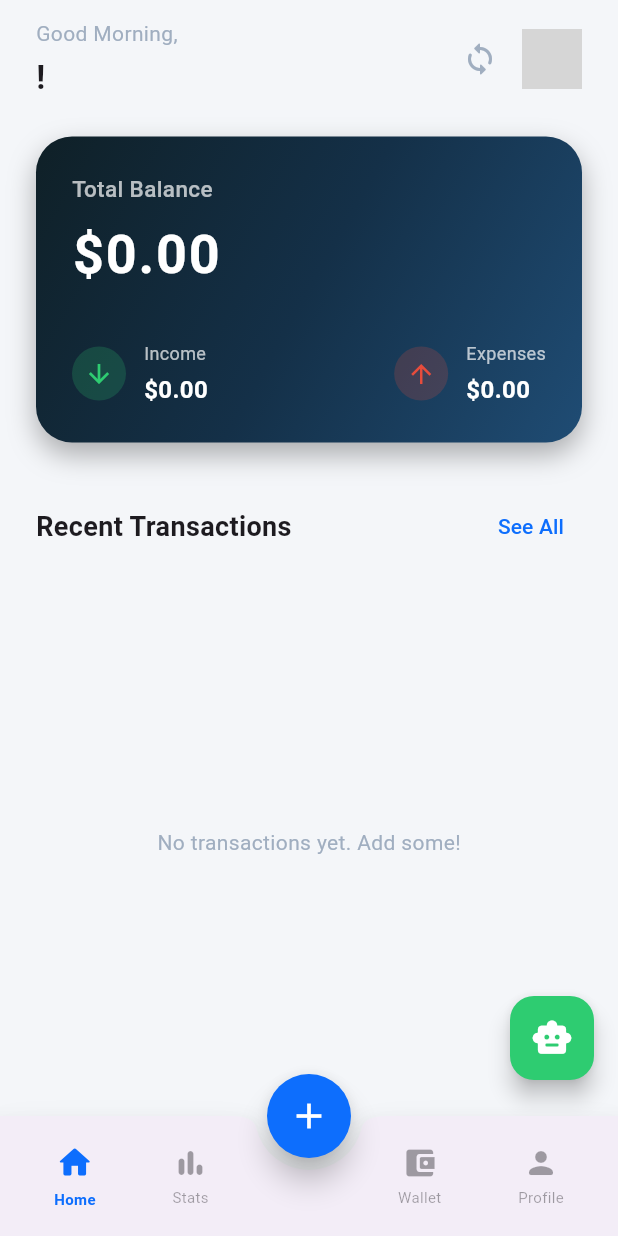
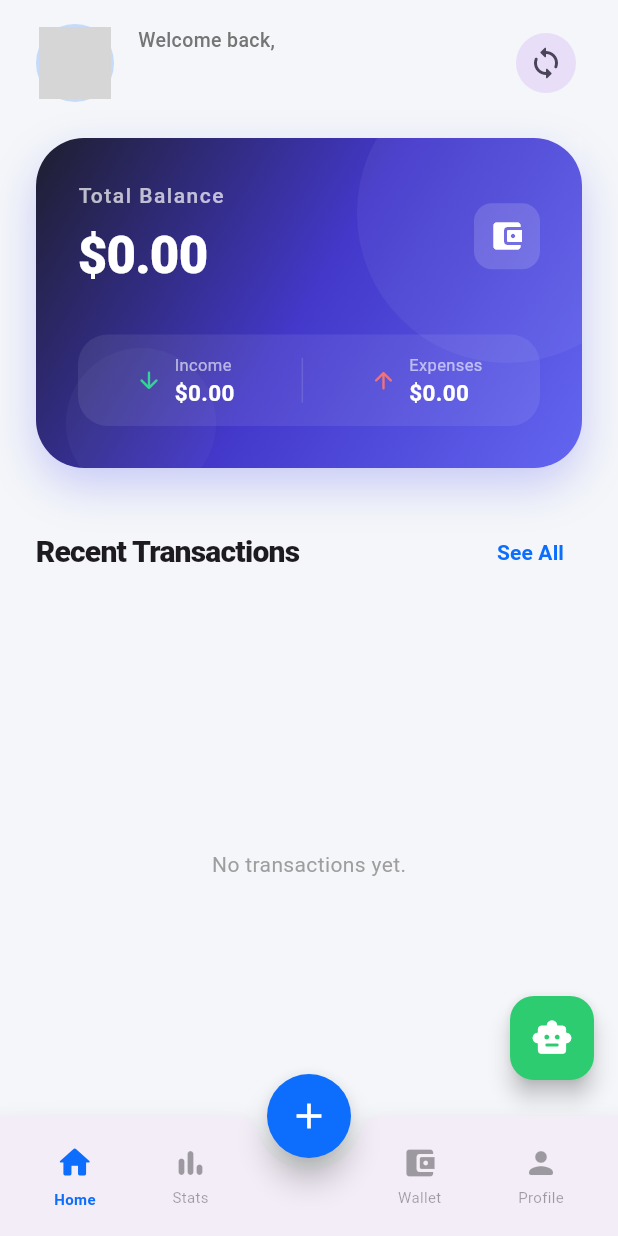
Before and after one commit to HugoExp1311/FinancialFlutter1, a Flutter app: the screen it shows once a user with an empty profile is signed in, on a phone screen of 412 x 824 dp. Run offline on Flutter 3.47's test engine with Material 3 defaults, Android fonts, the phone set to English and light mode, and no system bars; our stand-ins replace equatable, flutter_dotenv, flutter_markdown, flutter_riverpod, image_picker, isar_community and 2 more; missing offline and left inert: window_manager; accounts and stored records are empty; generated files the repository leaves out were written again; network calls fail; grey boxes are pictures that could not be loaded.

Commit message:
Update UI Home

```diff
--- a/app/lib/presentation/screens/home_screen.dart
+++ b/app/lib/presentation/screens/home_screen.dart
@@ -1,6 +1,6 @@
 import 'package:flutter/material.dart';
 import 'package:flutter_riverpod/flutter_riverpod.dart';
-import 'package:supabase_flutter/supabase_flutter.dart'; // Đã thêm import này
+import 'package:supabase_flutter/supabase_flutter.dart';
 import '../theme/app_theme.dart';
 import '../widgets/balance_card.dart';
 import '../widgets/transaction_item.dart';
@@ -13,42 +13,46 @@ class HomeScreen extends ConsumerWidget {
 
   @override
   Widget build(BuildContext context, WidgetRef ref) {
-    return SafeArea(
-      child: Padding(
-        padding: const EdgeInsets.symmetric(horizontal: 24.0, vertical: 12.0),
-        child: Column(
-          crossAxisAlignment: CrossAxisAlignment.start,
-          children: [
-            _buildAppBar(context, ref), // Header giờ sẽ đọc trực tiếp từ DB
-            const SizedBox(height: 24),
-            const BalanceCard(),
-            const SizedBox(height: 32),
-            Row(
+    return Scaffold(
+      backgroundColor: Theme.of(context).scaffoldBackgroundColor,
+      body: SafeArea(
+        child: CustomScrollView(
+          physics: const BouncingScrollPhysics(),
+          slivers: [
+            SliverPadding(
+              padding: const EdgeInsets.fromLTRB(24, 16, 24, 0),
+              sliver: SliverToBoxAdapter(
+                child: _buildAppBar(context, ref),
+              ),
+            ),
+            const SliverToBoxAdapter(child: SizedBox(height: 24)),
+            const SliverPadding(
+              padding: EdgeInsets.symmetric(horizontal: 24),
+              sliver: SliverToBoxAdapter(child: BalanceCard()),
+            ),
+            SliverPadding(
+              padding: const EdgeInsets.fromLTRB(24, 32, 24, 16),
+              sliver: SliverToBoxAdapter(
+                child: Row(
                   mainAxisAlignment: MainAxisAlignment.spaceBetween,
                   children: [
-                Text(
+                    const Text(
                       'Recent Transactions',
-                  style: TextStyle(
-                    fontSize: 18,
-                    fontWeight: FontWeight.w700,
-                    color: Theme.of(context).colorScheme.onSurface,
-                  ),
+                      style: TextStyle(fontSize: 20, fontWeight: FontWeight.w800, letterSpacing: -0.5),
                     ),
                     TextButton(
                       onPressed: () {},
-                  child: const Text('See All', style: TextStyle(color: AppTheme.primaryColor)),
+                      style: TextButton.styleFrom(
+                        foregroundColor: AppTheme.primaryColor,
+                        padding: const EdgeInsets.symmetric(horizontal: 12),
+                      ),
+                      child: const Text('See All', style: TextStyle(fontWeight: FontWeight.bold)),
                     ),
                   ],
                 ),
-            const SizedBox(height: 16),
-            Expanded(
-              child: RefreshIndicator(
-                onRefresh: () async {
-                  await ref.read(syncTransactionsUseCaseProvider).execute();
-                },
-                child: _buildTransactionList(ref),
               ),
             ),
+            _buildTransactionList(ref),
           ],
         ),
       ),
@@ -61,18 +65,24 @@ class HomeScreen extends ConsumerWidget {
     return transactionsAsyncValue.when(
       data: (transactions) {
         if (transactions.isEmpty) {
-          return const Center(
-            child: Text('No transactions yet. Add some!', style: TextStyle(color: AppTheme.textSubDark)),
+          return const SliverFillRemaining(
+            child: Center(
+              child: Text('No transactions yet.', style: TextStyle(color: Colors.grey)),
+            ),
           );
         }
-        return ListView.builder(
-          physics: const BouncingScrollPhysics(),
-          itemCount: transactions.length,
-          itemBuilder: (context, index) {
+        return SliverPadding(
+          padding: const EdgeInsets.symmetric(horizontal: 24),
+          sliver: SliverList(
+            delegate: SliverChildBuilderDelegate(
+              (context, index) {
                 final tx = transactions[index];
-            return GestureDetector(
+                return Padding(
+                  padding: const EdgeInsets.only(bottom: 12),
+                  child: InkWell(
                     onLongPress: () => TransactionActions.showOptions(context, ref, tx),
                     onTap: () => TransactionActions.showOptions(context, ref, tx),
+                    borderRadius: BorderRadius.circular(20),
                     child: TransactionItem(
                       title: tx.categoryName,
                       date: '${tx.date.day}/${tx.date.month}/${tx.date.year}',
@@ -80,70 +90,69 @@ class HomeScreen extends ConsumerWidget {
                       icon: CategoryUtils.getIcon(tx.categoryName),
                       iconColor: CategoryUtils.getColor(tx.categoryName),
                     ),
+                  ),
                 );
               },
+              childCount: transactions.length,
+            ),
+          ),
         );
       },
-      loading: () => const Center(child: CircularProgressIndicator()),
-      error: (error, stack) => Center(child: Text('Error: $error')),
+      loading: () => const SliverFillRemaining(child: Center(child: CircularProgressIndicator())),
+      error: (error, stack) => SliverFillRemaining(child: Center(child: Text('Error: $error'))),
     );
   }
 
-  // --- LOGIC 5: CẬP NHẬT HEADER TRANG HOME ---
   Widget _buildAppBar(BuildContext context, WidgetRef ref) {
     final profileAsync = ref.watch(profileProvider);
     final user = Supabase.instance.client.auth.currentUser;
 
-    String displayName = 'Người dùng';
-    String avatarUrl = 'https://i.pravatar.cc/150?img=11';
+    String displayName = profileAsync.maybeWhen(
+      data: (profile) {
+        final name = '${profile?['first_name'] ?? ''} ${profile?['last_name'] ?? ''}'.trim();
+        return name.isNotEmpty ? name : (user?.email?.split('@')[0] ?? 'User');
+      },
+      orElse: () => 'Loading...',
+    );
 
-    // Đọc data từ Provider giống bên màn Profile
-    profileAsync.whenData((profile) {
-      final firstName = profile?['first_name'] as String? ?? '';
-      final lastName = profile?['last_name'] as String? ?? '';
-      displayName = '$firstName $lastName'.trim();
-      if (displayName.isEmpty) displayName = user?.email?.split('@')[0] ?? 'Người dùng';
-      if (profile?['avatar_url'] != null) {
-        avatarUrl = profile!['avatar_url'];
-      }
-    });
+    String? avatarUrl = profileAsync.maybeWhen(
+      data: (profile) => profile?['avatar_url'],
+      orElse: () => null,
+    );
 
     return Row(
-      mainAxisAlignment: MainAxisAlignment.spaceBetween,
       children: [
+        Container(
+          decoration: BoxDecoration(
+            shape: BoxShape.circle,
+            border: Border.all(color: AppTheme.primaryColor.withOpacity(0.2), width: 2),
+          ),
+          child: CircleAvatar(
+            radius: 24,
+            backgroundColor: Colors.grey[200],
+            backgroundImage: avatarUrl != null ? NetworkImage(avatarUrl) : const NetworkImage('https://i.pravatar.cc/150?img=11'),
+          ),
+        ),
+        const SizedBox(width: 16),
         Expanded(
           child: Column(
             crossAxisAlignment: CrossAxisAlignment.start,
             children: [
-              const Text('Good Morning,', style: TextStyle(fontSize: 14, color: AppTheme.textSubDark)),
-              const SizedBox(height: 4),
+              Text('Welcome back,', style: TextStyle(fontSize: 13, color: Colors.grey[600], fontWeight: FontWeight.w500)),
               Text(
-                '$displayName!', // Tên thay đổi linh hoạt
-                style: const TextStyle(fontSize: 22, fontWeight: FontWeight.bold),
+                displayName,
+                style: const TextStyle(fontSize: 22, fontWeight: FontWeight.w900, letterSpacing: -0.5),
                 maxLines: 1,
                 overflow: TextOverflow.ellipsis,
               ),
             ],
           ),
         ),
-        Row(
-          mainAxisSize: MainAxisSize.min,
-          children: [
-            IconButton(
-              tooltip: 'Sync Data',
-              icon: const Icon(Icons.sync_rounded, color: AppTheme.textSubDark),
+        IconButton.filledTonal(
+          icon: const Icon(Icons.sync_rounded),
           onPressed: () async {
-                ScaffoldMessenger.of(context).showSnackBar(const SnackBar(content: Text('Syncing with Cloud...'), duration: Duration(seconds: 1)));
             await ref.read(syncTransactionsUseCaseProvider).execute();
           },
-            ),
-            const SizedBox(width: 4),
-            CircleAvatar(
-              radius: 20,
-              backgroundImage: NetworkImage(avatarUrl), // Avatar thay đổi linh hoạt
-              backgroundColor: Colors.transparent,
-            ),
-          ],
         ),
       ],
     );
--- a/app/lib/presentation/widgets/balance_card.dart
+++ b/app/lib/presentation/widgets/balance_card.dart
@@ -8,10 +8,7 @@ class BalanceCard extends ConsumerWidget {
 
   @override
   Widget build(BuildContext context, WidgetRef ref) {
-    // 1. Kéo dữ liệu giao dịch
     final txAsyncValue = ref.watch(transactionsStreamProvider);
-
-    // 2. Kéo trạng thái cài đặt từ Global Provider
     final isHideBalance = ref.watch(hideBalanceProvider);
     final currentCurrency = ref.watch(currencyProvider);
 
@@ -31,117 +28,156 @@ class BalanceCard extends ConsumerWidget {
     }
 
     double total = income - expense;
-
-    // --- LOGIC XỬ LÝ ẨN/HIỆN & TIỀN TỆ ---
-    final String displayTotal = isHideBalance ? '******' : '$currentCurrency${total.toStringAsFixed(2)}';
-    final String displayIncome = isHideBalance ? '******' : '$currentCurrency${income.toStringAsFixed(2)}';
-    final String displayExpense = isHideBalance ? '******' : '$currentCurrency${expense.toStringAsFixed(2)}';
+    final String displayTotal = isHideBalance ? '••••••' : '$currentCurrency${total.toStringAsFixed(2)}';
+    final String displayIncome = isHideBalance ? '••••••' : '$currentCurrency${income.toStringAsFixed(2)}';
+    final String displayExpense = isHideBalance ? '••••••' : '$currentCurrency${expense.toStringAsFixed(2)}';
 
     return Container(
       width: double.infinity,
-      padding: const EdgeInsets.all(24),
+      height: 220,
       decoration: BoxDecoration(
-        borderRadius: BorderRadius.circular(24),
-        gradient: const LinearGradient(
-          colors: [
-            Color(0xFF0F2027), // Đen huyền
-            Color(0xFF143048), // Xanh xám biển
-            Color(0xFF1F4C74), // Xanh đại dương (gradient mượt)
-          ],
-          begin: Alignment.topLeft,
-          end: Alignment.bottomRight,
-        ),
+        borderRadius: BorderRadius.circular(32),
         boxShadow: [
           BoxShadow(
-            color: Colors.black.withValues(alpha: 0.3),
-            blurRadius: 15,
-            offset: const Offset(0, 8),
+            color: const Color(0xFF6366F1).withOpacity(0.3),
+            blurRadius: 25,
+            offset: const Offset(0, 12),
           ),
         ],
       ),
-      child: Column(
-        crossAxisAlignment: CrossAxisAlignment.start,
+      child: Stack(
         children: [
-          const Text(
-            'Total Balance',
-            style: TextStyle(
-              color: Colors.white70,
-              fontSize: 15,
-              fontWeight: FontWeight.w500,
+          // Background Gradient
+          Container(
+            decoration: BoxDecoration(
+              borderRadius: BorderRadius.circular(32),
+              gradient: const LinearGradient(
+                colors: [
+                  Color(0xFF1E1E2E), // Midnight
+                  Color(0xFF4338CA), // Royal Indigo
+                  Color(0xFF6366F1), // Modern Violet
+                ],
+                begin: Alignment.topLeft,
+                end: Alignment.bottomRight,
+              ),
             ),
           ),
-          const SizedBox(height: 8),
-          Text(
-            displayTotal, // Áp dụng chuỗi đã xử lý
-            style: const TextStyle(
-              color: Colors.white,
-              fontSize: 36,
-              fontWeight: FontWeight.bold,
-              letterSpacing: 1.2,
+
+          Positioned(
+            top: -50,
+            right: -50,
+            child: Container(
+              width: 200,
+              height: 200,
+              decoration: BoxDecoration(
+                shape: BoxShape.circle,
+                color: Colors.white.withOpacity(0.05),
+              ),
             ),
           ),
-          const SizedBox(height: 32),
-          // Split Income and Expense
-          Row(
-            mainAxisAlignment: MainAxisAlignment.spaceBetween,
-            children: [
-              _buildIncomeExpenseBlock(
-                context,
-                icon: Icons.arrow_downward,
-                color: AppTheme.incomeColor,
-                title: 'Income',
-                amount: displayIncome, // Áp dụng chuỗi đã xử lý
+          Positioned(
+            bottom: -20,
+            left: 20,
+            child: Container(
+              width: 100,
+              height: 100,
+              decoration: BoxDecoration(
+                shape: BoxShape.circle,
+                color: Colors.white.withOpacity(0.03),
               ),
-              _buildIncomeExpenseBlock(
-                context,
-                icon: Icons.arrow_upward,
-                color: AppTheme.expenseColor,
-                title: 'Expenses',
-                amount: displayExpense, // Áp dụng chuỗi đã xử lý
-              ),
-            ],
+            ),
+          ),
+          // Nội dung chính
+          Padding(
+            padding: const EdgeInsets.all(28),
+            child: Column(
+              crossAxisAlignment: CrossAxisAlignment.start,
+              mainAxisAlignment: MainAxisAlignment.spaceBetween,
+              children: [
+                Row(
+                  mainAxisAlignment: MainAxisAlignment.spaceBetween,
+                  children: [
+                    Column(
+                      crossAxisAlignment: CrossAxisAlignment.start,
+                      children: [
+                        Text(
+                          'Total Balance',
+                          style: TextStyle(
+                            color: Colors.white.withOpacity(0.7),
+                            fontSize: 14,
+                            fontWeight: FontWeight.w500,
+                            letterSpacing: 1,
+                          ),
+                        ),
+                        const SizedBox(height: 6),
+                        Text(
+                          displayTotal,
+                          style: const TextStyle(
+                            color: Colors.white,
+                            fontSize: 34,
+                            fontWeight: FontWeight.w800,
+                            letterSpacing: -0.5,
+                          ),
+                        ),
+                      ],
+                    ),
+                    // Biểu tượng thẻ hoặc logo app mini
+                    Container(
+                      padding: const EdgeInsets.all(10),
+                      decoration: BoxDecoration(
+                        color: Colors.white.withOpacity(0.15),
+                        borderRadius: BorderRadius.circular(12),
+                      ),
+                      child: const Icon(Icons.account_balance_wallet_rounded, color: Colors.white, size: 24),
+                    ),
+                  ],
+                ),
+                // Income & Expense Row
+                Container(
+                  padding: const EdgeInsets.symmetric(vertical: 12, horizontal: 16),
+                  decoration: BoxDecoration(
+                    color: Colors.white.withOpacity(0.08),
+                    borderRadius: BorderRadius.circular(20),
+                  ),
+                  child: Row(
+                    mainAxisAlignment: MainAxisAlignment.spaceAround,
+                    children: [
+                      _buildInfoItem(
+                        context,
+                        icon: Icons.arrow_downward_rounded,
+                        color: const Color(0xFF34D399), // Emerald Green
+                        title: 'Income',
+                        amount: displayIncome,
+                      ),
+                      Container(width: 1, height: 30, color: Colors.white12),
+                      _buildInfoItem(
+                        context,
+                        icon: Icons.arrow_upward_rounded,
+                        color: const Color(0xFFF87171), // Soft Red
+                        title: 'Expenses',
+                        amount: displayExpense,
+                      ),
+                    ],
+                  ),
+                ),
+              ],
+            ),
           ),
         ],
       ),
     );
   }
 
-  Widget _buildIncomeExpenseBlock(
-    BuildContext context, {
-    required IconData icon,
-    required Color color,
-    required String title,
-    required String amount,
-  }) {
+  Widget _buildInfoItem(BuildContext context, {required IconData icon, required Color color, required String title, required String amount}) {
     return Row(
       children: [
-        Container(
-          padding: const EdgeInsets.all(8),
-          decoration: BoxDecoration(
-            color: color.withValues(
-              alpha: 0.2,
-            ), // Nhấn màu nền hơi mờ để nổi bật icon
-            shape: BoxShape.circle,
-          ),
-          child: Icon(icon, color: color, size: 20),
-        ),
-        const SizedBox(width: 12),
+        Icon(icon, color: color, size: 18),
+        const SizedBox(width: 8),
         Column(
           crossAxisAlignment: CrossAxisAlignment.start,
           children: [
-            Text(
-              title,
-              style: const TextStyle(color: Colors.white70, fontSize: 12),
-            ),
-            const SizedBox(height: 4),
-            Text(
-              amount,
-              style: const TextStyle(
-                color: Colors.white,
-                fontSize: 16,
-                fontWeight: FontWeight.w600,
-              ),
-            ),
+            Text(title, style: TextStyle(color: Colors.white.withOpacity(0.6), fontSize: 11)),
+            Text(amount, style: const TextStyle(color: Colors.white, fontSize: 15, fontWeight: FontWeight.bold)),
           ],
         ),
       ],
--- a/app/lib/presentation/widgets/transaction_item.dart
+++ b/app/lib/presentation/widgets/transaction_item.dart
@@ -7,6 +7,8 @@ class TransactionItem extends StatelessWidget {
   final double amount;
   final IconData icon;
   final Color iconColor;
+  final VoidCallback? onTap;
+  final VoidCallback? onLongPress;
 
   const TransactionItem({
     super.key,
@@ -15,6 +17,8 @@ class TransactionItem extends StatelessWidget {
     required this.amount,
     required this.icon,
     required this.iconColor,
+    this.onTap,
+    this.onLongPress,
   });
 
   @override
@@ -23,17 +27,30 @@ class TransactionItem extends StatelessWidget {
 
     return Container(
       margin: const EdgeInsets.only(bottom: 16),
+      decoration: BoxDecoration(
+        color: Theme.of(context).cardTheme.color ?? Colors.white,
+        borderRadius: BorderRadius.circular(20),
+        boxShadow: [
+          BoxShadow(
+            color: Colors.black.withValues(alpha: 0.04),
+            blurRadius: 15,
+            offset: const Offset(0, 5),
+          ),
+        ],
+      ),
+
+      child: Material(
+        color: Colors.transparent,
+        borderRadius: BorderRadius.circular(20),
+        child: InkWell(
+          borderRadius: BorderRadius.circular(20),
+          // Sóng nước sẽ tỏa ra theo màu của icon (rất tinh tế)
+          splashColor: iconColor.withValues(alpha: 0.15),
+          highlightColor: iconColor.withValues(alpha: 0.05),
+          onTap: onTap,
+          onLongPress: onLongPress,
+          child: Padding(
             padding: const EdgeInsets.all(16),
-      decoration: BoxDecoration(
-        color: Theme.of(context).cardTheme.color,
-        borderRadius: BorderRadius.circular(16),
-        border: Border.all(
-          color: Theme.of(
-            context,
-          ).colorScheme.onSurface.withValues(alpha: 0.05),
-          width: 1,
-        ),
-      ),
             child: Row(
               children: [
                 // Icon Box
@@ -41,7 +58,7 @@ class TransactionItem extends StatelessWidget {
                   padding: const EdgeInsets.all(12),
                   decoration: BoxDecoration(
                     color: iconColor.withValues(alpha: 0.15),
-              borderRadius: BorderRadius.circular(12),
+                    borderRadius: BorderRadius.circular(14),
                   ),
                   child: Icon(icon, color: iconColor, size: 24),
                 ),
@@ -55,7 +72,7 @@ class TransactionItem extends StatelessWidget {
                         title,
                         style: const TextStyle(
                           fontSize: 16,
-                    fontWeight: FontWeight.w600,
+                          fontWeight: FontWeight.bold,
                         ),
                         maxLines: 1,
                         overflow: TextOverflow.ellipsis,
@@ -65,9 +82,8 @@ class TransactionItem extends StatelessWidget {
                         date,
                         style: TextStyle(
                           fontSize: 13,
-                    color: Theme.of(
-                      context,
-                    ).colorScheme.onSurface.withValues(alpha: 0.6),
+                          fontWeight: FontWeight.w500,
+                          color: Theme.of(context).colorScheme.onSurface.withValues(alpha: 0.5),
                         ),
                       ),
                     ],
@@ -78,12 +94,15 @@ class TransactionItem extends StatelessWidget {
                   '${isExpense ? '-' : '+'}\$${amount.abs().toStringAsFixed(2)}',
                   style: TextStyle(
                     fontSize: 16,
-              fontWeight: FontWeight.bold,
+                    fontWeight: FontWeight.w900,
                     color: isExpense ? AppTheme.expenseColor : AppTheme.incomeColor,
                   ),
                 ),
               ],
             ),
+          ),
+        ),
+      ),
     );
   }
 }
```
Lines whose indentation alone changed are shown as unchanged.
